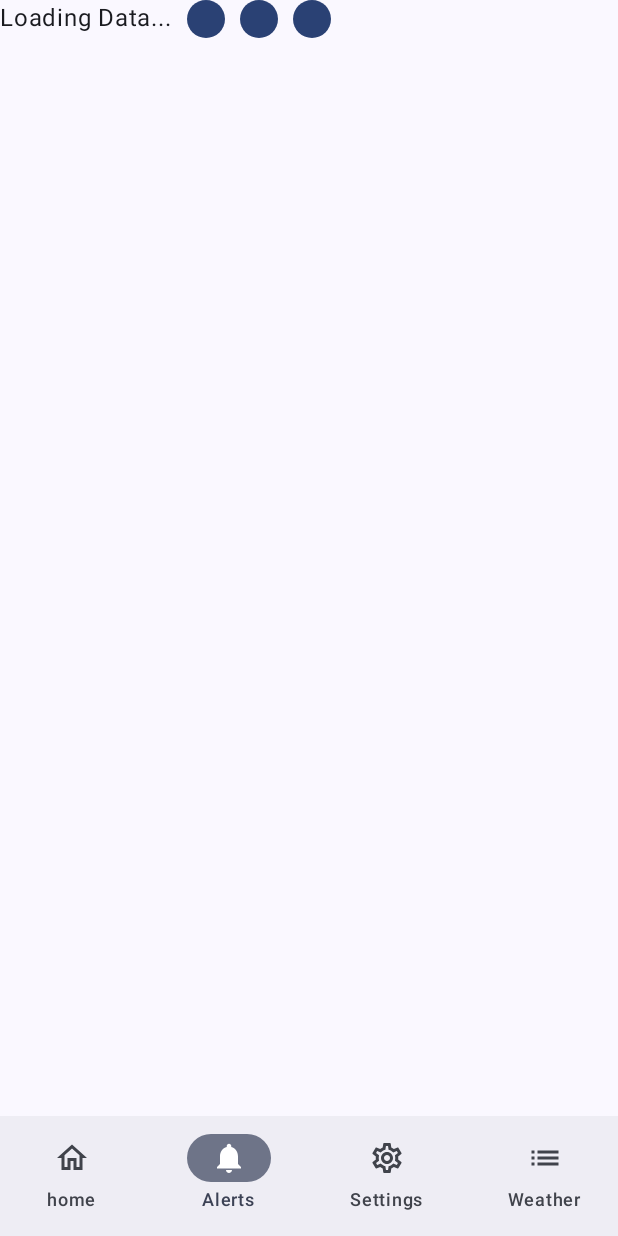
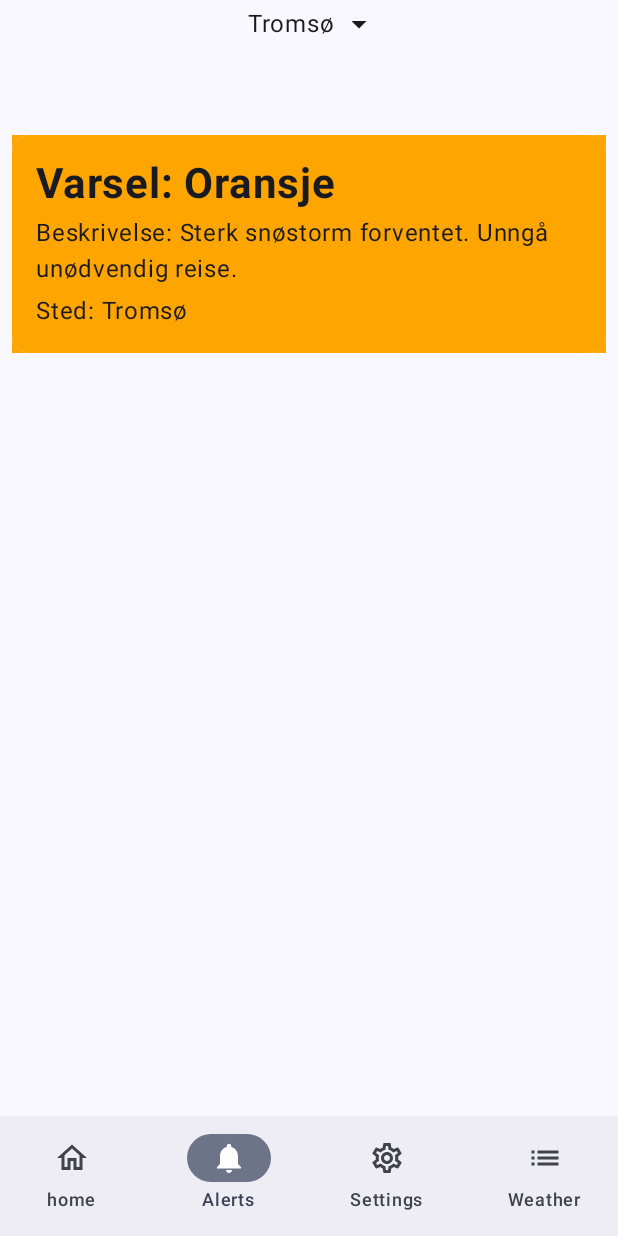
Before and after one commit to Vetledrage/WeatherApp, an Android app built with Jetpack Compose: the screen it shows after launch (MainActivity), item 2 of the bottom bar chosen, on a phone screen of 412 x 824 dp. Run offline under Robolectric (Android 15) with nearby library versions, the phone set to English and light mode, and no system bars; libraries missing offline, so code that uses them is left out: io.ktor.serialization; 1 statement that could not run was skipped.

Commit message:
Updated
Made alertspage with dummy data and updated with api calls. Calls api's just one time on the start.

```diff
--- a/app/src/main/java/no/uio/ifi/in2000/smsolsae/in2000_prosjektoppgave/AppRouter.kt
+++ b/app/src/main/java/no/uio/ifi/in2000/smsolsae/in2000_prosjektoppgave/AppRouter.kt
@@ -6,10 +6,12 @@ private object Route{
     const val WEATHER = "weather"
     const val HOME = "home"
     const val WEATHER_API = "api_weather"
+    const val ALERTS = "alerts"
 }
 
 sealed class Screen(val route: String){
     object Weather: Screen(Route.WEATHER)
     object Home: Screen(Route.HOME)
-    object Weather_api: Screen(Route.WEATHER_API)
+    object Alerts: Screen(Route.ALERTS)
+
 }
--- a/app/src/main/java/no/uio/ifi/in2000/smsolsae/in2000_prosjektoppgave/RootNavHost.kt
+++ b/app/src/main/java/no/uio/ifi/in2000/smsolsae/in2000_prosjektoppgave/RootNavHost.kt
@@ -5,8 +5,8 @@ import androidx.lifecycle.viewmodel.compose.viewModel
 import androidx.navigation.NavHostController
 import androidx.navigation.compose.NavHost
 import androidx.navigation.compose.composable
+import no.uio.ifi.in2000.smsolsae.in2000_prosjektoppgave.ui.screens.AlertsScreen
 import no.uio.ifi.in2000.smsolsae.in2000_prosjektoppgave.ui.screens.HomeScreen
-import no.uio.ifi.in2000.smsolsae.in2000_prosjektoppgave.ui.screens.WeatherFromApiScreen
 import no.uio.ifi.in2000.smsolsae.in2000_prosjektoppgave.ui.screens.WeatherScreen
 import no.uio.ifi.in2000.smsolsae.in2000_prosjektoppgave.viewModel.WeatherViewModel
 
@@ -27,8 +27,8 @@ fun RootNavHost(navController: NavHostController){
             WeatherScreen(navController = navController, viewModel = viewModel)
         }
 
-        composable(route = Screen.Weather_api.route){
-            WeatherFromApiScreen(navController = navController, viewModel = viewModel)
+        composable(route = Screen.Alerts.route){
+            AlertsScreen(navController = navController, viewModel = viewModel)
         }
     }
 }
--- /dev/null
+++ b/app/src/main/java/no/uio/ifi/in2000/smsolsae/in2000_prosjektoppgave/ui/components/AlertsComponent.kt
@@ -0,0 +1,137 @@
+package no.uio.ifi.in2000.smsolsae.in2000_prosjektoppgave.ui.components
+
+import androidx.compose.foundation.background
+import androidx.compose.foundation.clickable
+import androidx.compose.foundation.layout.Arrangement
+import androidx.compose.foundation.layout.Box
+import androidx.compose.foundation.layout.Column
+import androidx.compose.foundation.layout.Row
+import androidx.compose.foundation.layout.Spacer
+import androidx.compose.foundation.layout.fillMaxWidth
+import androidx.compose.foundation.layout.height
+import androidx.compose.foundation.layout.padding
+import androidx.compose.foundation.layout.wrapContentSize
+import androidx.compose.material.icons.Icons
+import androidx.compose.material.icons.filled.ArrowDropDown
+import androidx.compose.material3.Card
+import androidx.compose.material3.DropdownMenu
+import androidx.compose.material3.DropdownMenuItem
+import androidx.compose.material3.Icon
+import androidx.compose.material3.Text
+import androidx.compose.runtime.Composable
+import androidx.compose.runtime.getValue
+import androidx.compose.runtime.mutableStateOf
+import androidx.compose.runtime.remember
+import androidx.compose.runtime.setValue
+import androidx.compose.ui.Alignment
+import androidx.compose.ui.Modifier
+import androidx.compose.ui.graphics.Color
+import androidx.compose.ui.text.font.FontWeight
+import androidx.compose.ui.tooling.preview.Preview
+import androidx.compose.ui.unit.dp
+import androidx.compose.ui.unit.sp
+import androidx.compose.ui.window.PopupProperties
+
+
+data class Alert(
+    val description: String,
+    val dangerScale: String,
+    val icon: Int,
+    val location: String,
+)
+
+
+
+
+
+@Composable
+fun AlertsBox(alert: List<Alert>){
+    var expanded by remember { mutableStateOf(false) }
+    var selectedLocation by remember { mutableStateOf(alert.first().location) }
+    val selectedAlert = alert.firstOrNull {it.location == selectedLocation}
+    Column(
+        modifier = Modifier.fillMaxWidth(),
+        horizontalAlignment = Alignment.CenterHorizontally,
+    ) {
+        Box(
+            modifier = Modifier.wrapContentSize(Alignment.TopStart)
+        ){
+            Row(
+                horizontalArrangement = Arrangement.Center,
+                verticalAlignment = Alignment.CenterVertically
+            ) {
+                Text(
+                    text = selectedLocation,
+                    modifier = Modifier
+                        .clickable { expanded = true }
+                        .padding(4.dp)
+                )
+
+                Icon(
+                    Icons.Filled.ArrowDropDown,
+                    "dropdownmenu",
+                    Modifier.clickable { expanded = true }
+                )
+            }
+
+            DropdownMenu(expanded = expanded,
+                onDismissRequest = { expanded = false},
+                properties = PopupProperties(focusable = false)
+            ) {
+                alert.distinctBy { it.location }.forEach{ alert ->
+                    DropdownMenuItem(
+                        text = { Text(text = alert.location) },
+                        onClick = {
+                            selectedLocation = alert.location
+                            expanded = false
+                        }
+                    )
+                }
+            }
+        }
+        Spacer(modifier = Modifier.height(50.dp))
+
+        selectedAlert?.let { alert ->
+            val backgroundColor = getBackgroundColorForDangerScale(alert.dangerScale)
+            Card(
+                modifier = Modifier
+                    .padding(8.dp)
+                    .background(backgroundColor)
+            ) {
+                Column(
+                    modifier = Modifier
+                        .background(backgroundColor)
+                        .padding(16.dp)
+                ) {
+                    Text(
+                        text = "Varsel: ${alert.dangerScale}",
+                        fontWeight = FontWeight(700),
+                        fontSize = 28.sp
+                    )
+                    Spacer(modifier = Modifier.height(4.dp))
+
+                    Text("Beskrivelse: ${alert.description}")
+                    Spacer(modifier = Modifier.height(4.dp))
+
+                    Text("Sted: ${alert.location}")
+                }
+            }
+        }
+    }
+}
+
+// Funksjon for å hente farge basert på dangerScale
+fun getBackgroundColorForDangerScale(dangerScale: String): Color {
+    return when (dangerScale) {
+        "Rød" -> Color.Red
+        "Gul" -> Color.Yellow
+        "Oransje" -> Color(0xFFFFA500) // RGBA verdi for oransje
+        else -> Color.LightGray // Standardfarge hvis ingen kriterier møtes
+    }
+}
+
+@Preview
+@Composable
+fun AlertBoxPreview(){
+
+}
--- a/app/src/main/java/no/uio/ifi/in2000/smsolsae/in2000_prosjektoppgave/ui/components/BottomBarComponent.kt
+++ b/app/src/main/java/no/uio/ifi/in2000/smsolsae/in2000_prosjektoppgave/ui/components/BottomBarComponent.kt
@@ -47,7 +47,7 @@ fun BottomBar(navController: NavController){
         selectedIcon = Icons.Filled.Notifications,
         unselectedIcon = Icons.Outlined.Notifications,
         badgeAmount = 7,
-        route = Screen.Home.route
+        route = Screen.Alerts.route
     )
     val settingsTab = TabBarItem(
         title = "Settings",
@@ -59,7 +59,7 @@ fun BottomBar(navController: NavController){
         title = "Weather",
         selectedIcon = Icons.Filled.List,
         unselectedIcon = Icons.Outlined.List,
-        route = Screen.Weather_api.route
+        route = Screen.Home.route
     )
 
     val tabBarItems = listOf(homeTab, alertsTab, settingsTab, moreTab)
--- /dev/null
+++ b/app/src/main/java/no/uio/ifi/in2000/smsolsae/in2000_prosjektoppgave/ui/screens/AlertsScreen.kt
@@ -0,0 +1,70 @@
+package no.uio.ifi.in2000.smsolsae.in2000_prosjektoppgave.ui.screens
+
+import androidx.compose.foundation.layout.Column
+import androidx.compose.foundation.layout.fillMaxSize
+import androidx.compose.foundation.layout.padding
+import androidx.compose.material3.Scaffold
+import androidx.compose.material3.Surface
+import androidx.compose.runtime.Composable
+import androidx.compose.ui.Modifier
+import androidx.compose.ui.tooling.preview.Preview
+import androidx.lifecycle.viewmodel.compose.viewModel
+import androidx.navigation.NavController
+import androidx.navigation.compose.rememberNavController
+import no.uio.ifi.in2000.smsolsae.in2000_prosjektoppgave.R
+import no.uio.ifi.in2000.smsolsae.in2000_prosjektoppgave.ui.components.Alert
+import no.uio.ifi.in2000.smsolsae.in2000_prosjektoppgave.ui.components.AlertsBox
+import no.uio.ifi.in2000.smsolsae.in2000_prosjektoppgave.ui.components.BottomBar
+import no.uio.ifi.in2000.smsolsae.in2000_prosjektoppgave.viewModel.WeatherViewModel
+
+@Composable
+fun AlertsScreen(navController: NavController, viewModel: WeatherViewModel = viewModel()){
+    val redAlert = Alert(
+        description = "Ekstremt høy vannstand forventet. Evakuer lavtliggende områder umiddelbart.",
+        dangerScale = "Rød",
+        icon = R.drawable.triangle_exclamation_solid,
+        location = "Bergen"
+    )
+
+    val yellowAlert = Alert(
+        description = "Moderate vindkast ventes. Vær oppmerksom på løse gjenstander utendørs.",
+        dangerScale = "Gul",
+        icon = R.drawable.triangle_exclamation_solid,
+        location = "Oslo"
+    )
+
+    val orangeAlert = Alert(
+        description = "Sterk snøstorm forventet. Unngå unødvendig reise.",
+        dangerScale = "Oransje",
+        icon = R.drawable.triangle_exclamation_solid,
+        location = "Tromsø"
+    )
+
+    val alertList = listOf<Alert>(orangeAlert, yellowAlert, redAlert)
+
+    Surface(
+        modifier = Modifier.fillMaxSize()
+    ) {
+        Scaffold(
+            bottomBar = {
+                BottomBar(navController)
+            }
+        ) { innerPadding ->
+
+            Column(
+                modifier = Modifier.padding(innerPadding)
+            ) {
+                AlertsBox(alertList)
+            }
+
+        }
+    }
+}
+
+
+
+@Preview
+@Composable
+fun AlertsScreenPreview(){
+    AlertsScreen(navController = rememberNavController(), viewModel = WeatherViewModel())
+}
--- a/app/src/main/java/no/uio/ifi/in2000/smsolsae/in2000_prosjektoppgave/ui/screens/WeatherFromApiScreen.kt
+++ b/app/src/main/java/no/uio/ifi/in2000/smsolsae/in2000_prosjektoppgave/ui/screens/WeatherFromApiScreen.kt
@@ -20,7 +20,7 @@ import no.uio.ifi.in2000.smsolsae.in2000_prosjektoppgave.viewModel.WeatherViewMo
 @SuppressLint("UnusedMaterial3ScaffoldPaddingParameter")
 @Composable
 fun WeatherFromApiScreen(navController: NavController, viewModel: WeatherViewModel = viewModel()){
-    viewModel.getWeatherInfo("59", "10")
+    //viewModel.getWeatherInfo("59", "10")
     val weatherData by viewModel.appUiState.collectAsState()
 
 
--- a/app/src/main/java/no/uio/ifi/in2000/smsolsae/in2000_prosjektoppgave/viewModel/WeatherViewModel.kt
+++ b/app/src/main/java/no/uio/ifi/in2000/smsolsae/in2000_prosjektoppgave/viewModel/WeatherViewModel.kt
@@ -59,11 +59,11 @@ class WeatherViewModel : ViewModel() {
 
     private var isDataLoaded = false
     init {
-        //getWeatherInfo("53", "13", "")
+        getWeatherInfo("53", "13")
         loadWeatherData()
     }
 
-    private fun loadWeatherData(){
+    fun loadWeatherData(){
         if (isDataLoaded == false){
             viewModelScope.launch {
                 val hourlyData = mutableListOf<HourlyWeather>()
--- /dev/null
+++ b/app/src/main/res/drawable/triangle_exclamation_solid.xml
@@ -0,0 +1,9 @@
+<vector xmlns:android="http://schemas.android.com/apk/res/android"
+    android:width="512dp"
+    android:height="512dp"
+    android:viewportWidth="512"
+    android:viewportHeight="512">
+  <path
+      android:fillColor="#FF000000"
+      android:pathData="M256,32c14.2,0 27.3,7.5 34.5,19.8l216,368c7.3,12.4 7.3,27.7 0.2,40.1S486.3,480 472,480L40,480c-14.3,0 -27.6,-7.7 -34.7,-20.1s-7,-27.8 0.2,-40.1l216,-368C228.7,39.5 241.8,32 256,32zM256,160c-13.3,0 -24,10.7 -24,24L232,296c0,13.3 10.7,24 24,24s24,-10.7 24,-24L280,184c0,-13.3 -10.7,-24 -24,-24zM288,384a32,32 0,1 0,-64 0,32 32,0 1,0 64,0z"/>
+</vector>
```
Also changed, not shown: app/src/main/java/no/uio/ifi/in2000/smsolsae/in2000_prosjektoppgave/ui/screens/HomeScreen.kt (+10 -37 lines), app/src/main/java/no/uio/ifi/in2000/smsolsae/in2000_prosjektoppgave/ui/screens/WeatherScreen.kt (+33 -8 lines).
